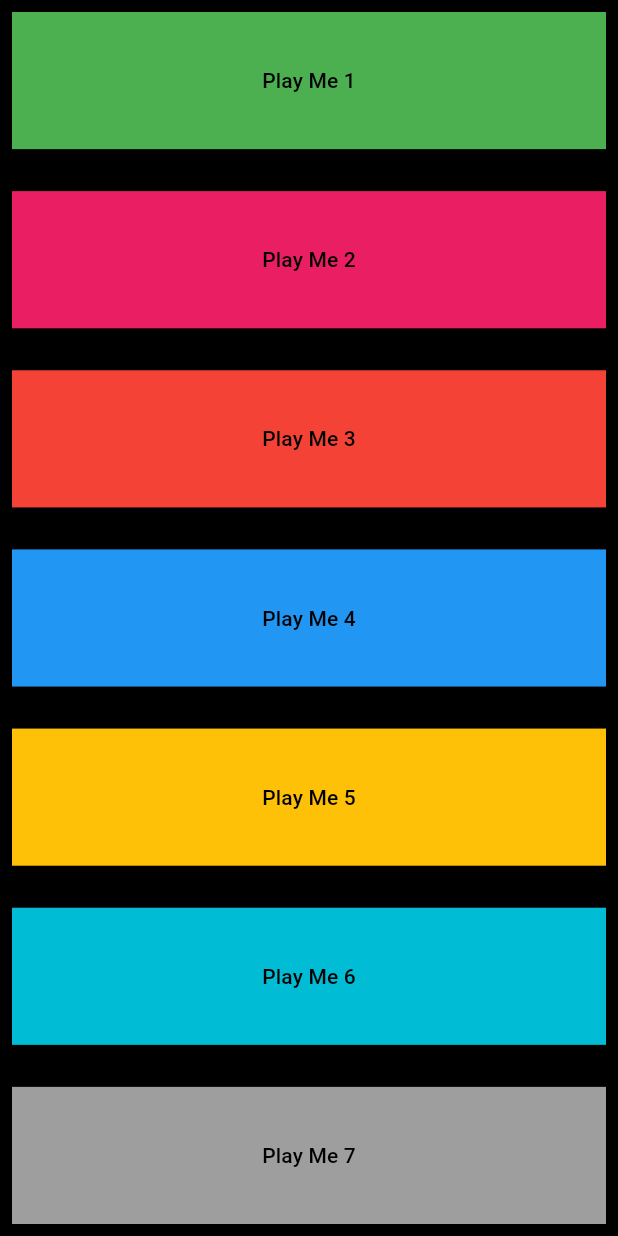
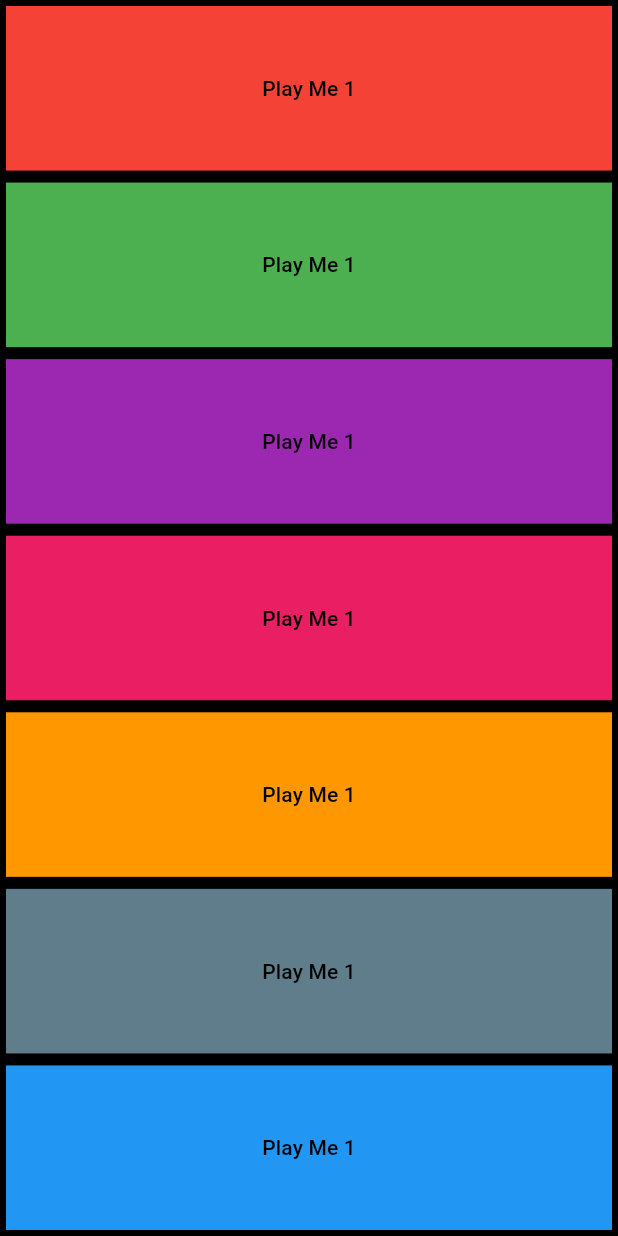
Before and after one commit to linuxLover-byte/musical, a Flutter app: the screen it shows after launch, after a tap on "Play Me 1", on a phone screen of 412 x 824 dp. Run offline on Flutter 3.47's test engine with Material 3 defaults, Android fonts, the phone set to English and light mode, and no system bars; missing offline and left inert: audiofileplayer.

Commit message:
Update main.dart

```diff
--- a/lib/main.dart
+++ b/lib/main.dart
@@ -1,9 +1,9 @@
 import 'package:flutter/material.dart';
-
 import 'package:audiofileplayer/audiofileplayer.dart';
+import 'package:flutter/widgets.dart';
 
 void main() {
-  runApp(Musical());
+  runApp(const Musical());
 }
 
 class Musical extends StatelessWidget {
@@ -11,172 +11,48 @@ class Musical extends StatelessWidget {
 
   @override
   Widget build(BuildContext context) {
+    void play_audio(int num) {
+      Audio.load('assets/note$num.wav')
+        ..play()
+        ..dispose();
+    }
+
+    Expanded buildKey({required Color color, required int audio}) {
+      return Expanded(
+        child: Padding(
+          padding: const EdgeInsets.all(4.0),
+          child: Container(
+            color: color,
+            child: TextButton(
+              onPressed: () {
+                play_audio(audio);
+              },
+              child: const Text(
+                'Play Me 1',
+                style: TextStyle(color: Colors.black),
+              ),
+            ),
+          ),
+        ),
+      );
+    }
+
     return MaterialApp(
       debugShowCheckedModeBanner: false,
       home: Scaffold(
         backgroundColor: Colors.black,
         body: SafeArea(
           child: Column(
-            crossAxisAlignment: CrossAxisAlignment.center,
+            crossAxisAlignment: CrossAxisAlignment.stretch,
+            mainAxisAlignment: MainAxisAlignment.spaceEvenly,
             children: [
-              Expanded(
-                child: Padding(
-                  padding: const EdgeInsets.all(8.0),
-                  child: Container(
-                    width: double.infinity,
-                    color: Colors.green,
-                    child: TextButton(
-                      onPressed: () {
-                        Audio.load('assets/note1.wav')
-                          ..play()
-                          ..dispose();
-                      },
-                      child: const Text(
-                        'Play Me 1',
-                        style: TextStyle(color: Colors.black),
-                      ),
-                    ),
-                  ),
-                ),
-              ),
-              const SizedBox(
-                height: 12,
-              ),
-              Expanded(
-                child: Padding(
-                  padding: const EdgeInsets.all(8.0),
-                  child: Container(
-                    width: double.infinity,
-                    color: Colors.pink,
-                    child: TextButton(
-                      onPressed: () {
-                        Audio.load('assets/note2.wav')
-                          ..play()
-                          ..dispose();
-                      },
-                      child: const Text(
-                        'Play Me 2',
-                        style: TextStyle(color: Colors.black),
-                      ),
-                    ),
-                  ),
-                ),
-              ),
-              const SizedBox(
-                height: 12,
-              ),
-              Expanded(
-                child: Padding(
-                  padding: const EdgeInsets.all(8.0),
-                  child: Container(
-                    width: double.infinity,
-                    color: Colors.red,
-                    child: TextButton(
-                      onPressed: () {
-                        Audio.load('assets/note3.wav')
-                          ..play()
-                          ..dispose();
-                      },
-                      child: const Text(
-                        'Play Me 3',
-                        style: TextStyle(color: Colors.black),
-                      ),
-                    ),
-                  ),
-                ),
-              ),
-              const SizedBox(
-                height: 12,
-              ),
-              Expanded(
-                child: Padding(
-                  padding: const EdgeInsets.all(8.0),
-                  child: Container(
-                    width: double.infinity,
-                    color: Colors.blue,
-                    child: TextButton(
-                      onPressed: () {
-                        Audio.load('assets/note4.wav')
-                          ..play()
-                          ..dispose();
-                      },
-                      child: const Text(
-                        'Play Me 4',
-                        style: TextStyle(color: Colors.black),
-                      ),
-                    ),
-                  ),
-                ),
-              ),
-              const SizedBox(
-                height: 12,
-              ),
-              Expanded(
-                child: Padding(
-                  padding: const EdgeInsets.all(8.0),
-                  child: Container(
-                    width: double.infinity,
-                    color: Colors.amber,
-                    child: TextButton(
-                      onPressed: () {
-                        Audio.load('assets/note5.wav')
-                          ..play()
-                          ..dispose();
-                      },
-                      child: const Text(
-                        'Play Me 5',
-                        style: TextStyle(color: Colors.black),
-                      ),
-                    ),
-                  ),
-                ),
-              ),
-              const SizedBox(
-                height: 12,
-              ),
-              Expanded(
-                child: Padding(
-                  padding: const EdgeInsets.all(8.0),
-                  child: Container(
-                    width: double.infinity,
-                    color: Colors.cyan,
-                    child: TextButton(
-                      onPressed: () {
-                        Audio.load('assets/note6.wav')
-                          ..play()
-                          ..dispose();
-                      },
-                      child: const Text(
-                        'Play Me 6',
-                        style: TextStyle(color: Colors.black),
-                      ),
-                    ),
-                  ),
-                ),
-              ),
-              const SizedBox(
-                height: 12,
-              ),
-              Expanded(
-                child: Padding(
-                  padding: const EdgeInsets.all(8.0),
-                  child: Container(
-                    width: double.infinity,
-                    color: Colors.grey,
-                    child: TextButton(
-                      onPressed: () {
-                        Audio.load('assets/note7.wav')
-                          ..play()
-                          ..dispose();
-                      },
-                      child: const Text(
-                        'Play Me 7',
-                        style: TextStyle(color: Colors.black),
-                      ),
-                    ),
-                  ),
-                ),
-              ),
+              buildKey(color: Colors.red, audio: 1),
+              buildKey(color: Colors.green, audio: 2),
+              buildKey(color: Colors.purple, audio: 3),
+              buildKey(color: Colors.pink, audio: 4),
+              buildKey(color: Colors.orange, audio: 5),
+              buildKey(color: Colors.blueGrey, audio: 6),
+              buildKey(color: Colors.blue, audio: 7),
             ],
           ),
         ),
```
